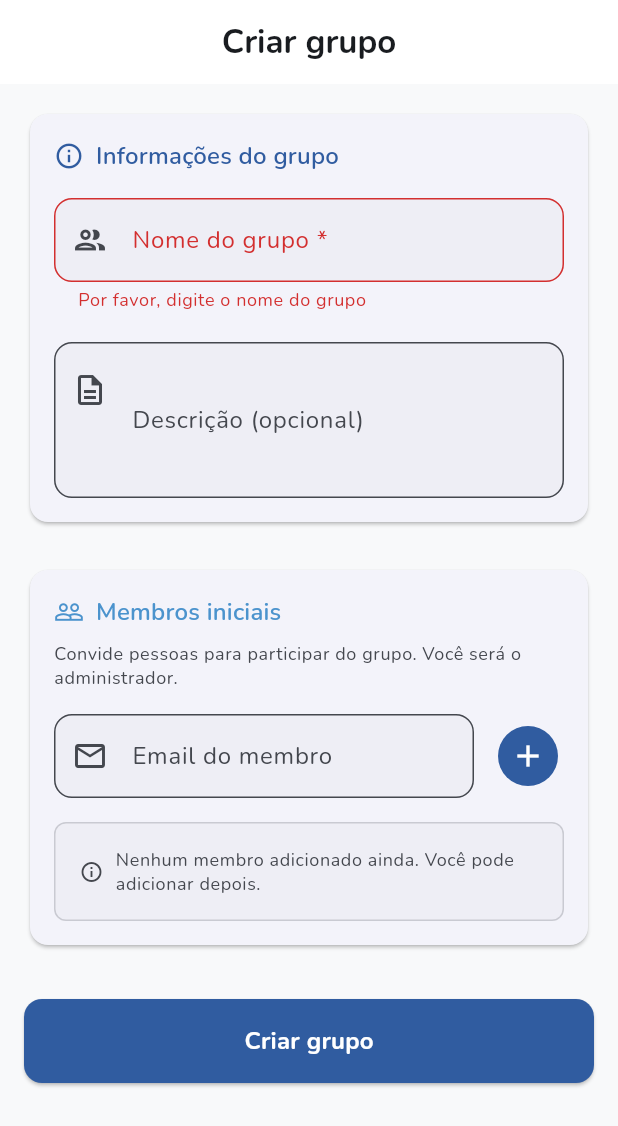
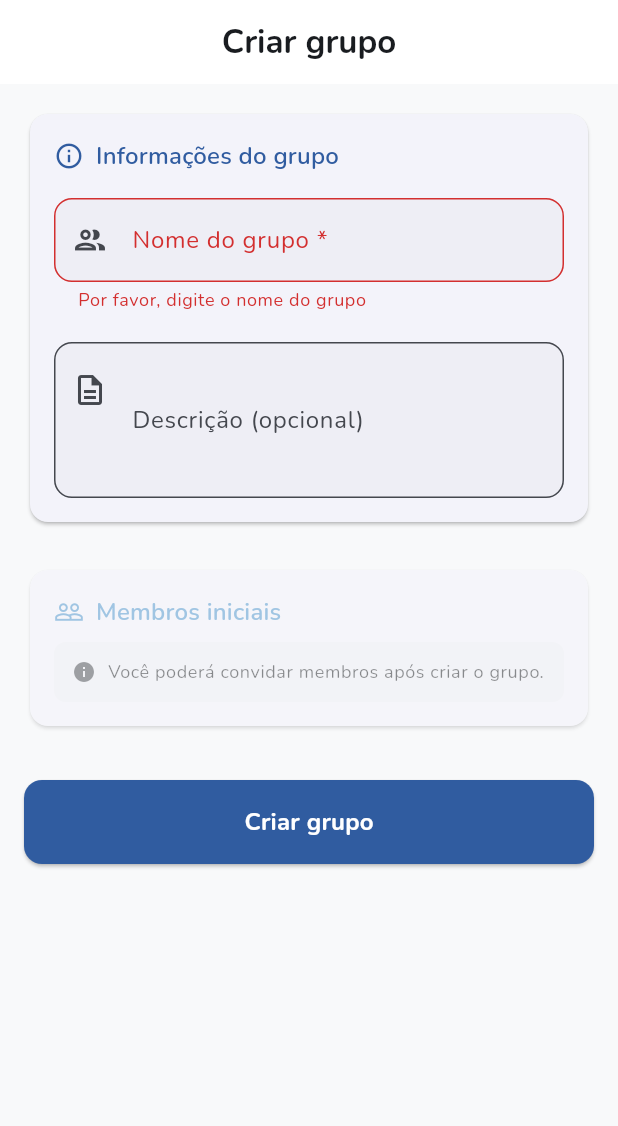
Before and after one commit to Vinicius-b-oliveira/sincro-app, a Flutter app: the CreateGroupView screen opened by its route, after a tap on "Criar grupo", on a phone screen of 412 x 824 dp. Shown: the top 1126 px of the screen. Run offline on Flutter 3.47's test engine with Material 3 defaults, Android fonts, the phone set to English and light mode, and no system bars; our stand-ins replace device_info_plus, dio, fl_chart, flutter_dotenv, flutter_hooks, flutter_secure_storage and 8 more; accounts and stored records are empty; generated files the repository leaves out were written again.

Commit message:
feat(groups): implementa criação de grupos com union types
- Cria estrutura viewmodels/create_group
- Implementa CreateGroupViewModel e CreateGroupState usando Union Types (Initial/Loading/Success/Error) para maior robustez
- Integra CreateGroupView com a lógica real de criação e feedback visual
- Invalida lista de grupos após criação com sucesso
- Ajusta UI para desabilitar adição de membros durante a criação

```diff
--- a/lib/features/groups/presentation/view/create_group_view.dart
+++ b/lib/features/groups/presentation/view/create_group_view.dart
@@ -1,6 +1,9 @@
 import 'package:flutter/material.dart';
 import 'package:flutter_hooks/flutter_hooks.dart';
+import 'package:go_router/go_router.dart';
 import 'package:hooks_riverpod/hooks_riverpod.dart';
+import 'package:sincro/features/groups/presentation/viewmodels/create_group/create_group_state.dart';
+import 'package:sincro/features/groups/presentation/viewmodels/create_group/create_group_viewmodel.dart';
 
 class CreateGroupView extends HookConsumerWidget {
   const CreateGroupView({super.key});
@@ -9,14 +12,55 @@ class CreateGroupView extends HookConsumerWidget {
   Widget build(BuildContext context, WidgetRef ref) {
     final nameController = useTextEditingController();
     final descriptionController = useTextEditingController();
-    final emailController = useTextEditingController();
     final formKey = useMemoized(() => GlobalKey<FormState>());
-    final isLoading = useState(false);
-    final memberEmails = useState<List<String>>([]);
 
     final theme = Theme.of(context);
     final colorScheme = theme.colorScheme;
     final textTheme = theme.textTheme;
+
+    final state = ref.watch(createGroupViewModelProvider);
+
+    final isLoading = state.maybeWhen(
+      loading: () => true,
+      orElse: () => false,
+    );
+
+    ref.listen(createGroupViewModelProvider, (_, next) {
+      next.whenOrNull(
+        success: (group) {
+          context.pop();
+          ScaffoldMessenger.of(context).showSnackBar(
+            SnackBar(
+              content: Text('Grupo "${group.name}" criado com sucesso!'),
+              backgroundColor: colorScheme.primary,
+              behavior: SnackBarBehavior.floating,
+            ),
+          );
+        },
+        error: (message) {
+          ScaffoldMessenger.of(context).showSnackBar(
+            SnackBar(
+              content: Text(message),
+              backgroundColor: colorScheme.error,
+              behavior: SnackBarBehavior.floating,
+            ),
+          );
+        },
+      );
+    });
+
+    void createGroup() {
+      if (formKey.currentState!.validate()) {
+        ref
+            .read(createGroupViewModelProvider.notifier)
+            .createGroup(
+              name: nameController.text.trim(),
+              description: descriptionController.text.trim().isEmpty
+                  ? null
+                  : descriptionController.text.trim(),
+            );
+      }
+    }
 
     return Scaffold(
       appBar: AppBar(
@@ -66,6 +110,8 @@ class CreateGroupView extends HookConsumerWidget {
                         TextFormField(
                           controller: nameController,
                           textInputAction: TextInputAction.next,
+                          enabled: !isLoading,
+                          textCapitalization: TextCapitalization.sentences,
                           decoration: InputDecoration(
                             labelText: 'Nome do grupo *',
                             hintText: 'Ex: Apartamento 101, Viagem...',
@@ -106,6 +152,8 @@ class CreateGroupView extends HookConsumerWidget {
                           controller: descriptionController,
                           textInputAction: TextInputAction.done,
                           maxLines: 3,
+                          enabled: !isLoading,
+                          textCapitalization: TextCapitalization.sentences,
                           decoration: InputDecoration(
                             labelText: 'Descrição (opcional)',
                             hintText: 'Descreva o propósito do grupo...',
@@ -148,7 +196,9 @@ class CreateGroupView extends HookConsumerWidget {
                 ),
                 const SizedBox(height: 24),
 
-                Card(
+                Opacity(
+                  opacity: 0.5,
+                  child: Card(
                     child: Padding(
                       padding: const EdgeInsets.all(16),
                       child: Column(
@@ -172,130 +222,39 @@ class CreateGroupView extends HookConsumerWidget {
                             ],
                           ),
                           const SizedBox(height: 8),
-                        Text(
-                          'Convide pessoas para participar do grupo. Você será o administrador.',
-                          style: textTheme.bodySmall?.copyWith(
-                            color: colorScheme.onSurfaceVariant,
-                          ),
-                        ),
-
-                        const SizedBox(height: 16),
-                        Row(
-                          children: [
-                            Expanded(
-                              child: TextFormField(
-                                controller: emailController,
-                                keyboardType: TextInputType.emailAddress,
-                                textInputAction: TextInputAction.done,
-                                decoration: InputDecoration(
-                                  labelText: 'Email do membro',
-                                  hintText: 'exemplo@email.com',
-                                  prefixIcon: Icon(
-                                    Icons.email_outlined,
-                                    color: colorScheme.onSurfaceVariant,
-                                  ),
-                                  border: OutlineInputBorder(
-                                    borderRadius: BorderRadius.circular(12),
-                                    borderSide: BorderSide(
-                                      color: colorScheme.outline,
-                                    ),
-                                  ),
-                                  focusedBorder: OutlineInputBorder(
-                                    borderRadius: BorderRadius.circular(12),
-                                    borderSide: BorderSide(
-                                      color: colorScheme.primary,
-                                      width: 2,
-                                    ),
-                                  ),
-                                  filled: true,
-                                  fillColor: colorScheme.surfaceContainerHighest
-                                      .withValues(alpha: 0.3),
-                                ),
-                                onFieldSubmitted: (value) =>
-                                    _addEmail(emailController, memberEmails),
-                              ),
-                            ),
-                            const SizedBox(width: 12),
-                            IconButton.filled(
-                              onPressed: () =>
-                                  _addEmail(emailController, memberEmails),
-                              icon: const Icon(Icons.add),
-                              style: IconButton.styleFrom(
-                                backgroundColor: colorScheme.primary,
-                                foregroundColor: colorScheme.onPrimary,
-                              ),
-                            ),
-                          ],
-                        ),
-                        const SizedBox(height: 16),
-
-                        if (memberEmails.value.isNotEmpty) ...[
-                          Text(
-                            'Membros adicionados (${memberEmails.value.length}):',
-                            style: textTheme.bodyMedium?.copyWith(
-                              fontWeight: FontWeight.w600,
-                            ),
-                          ),
-                          const SizedBox(height: 8),
-                          ...memberEmails.value.map(
-                            (email) => _EmailChip(
-                              email: email,
-                              onRemove: () => _removeEmail(email, memberEmails),
-                              colorScheme: colorScheme,
-                              textTheme: textTheme,
-                            ),
-                          ),
-                        ] else ...[
                           Container(
-                            padding: const EdgeInsets.all(16),
+                            padding: const EdgeInsets.all(12),
                             decoration: BoxDecoration(
                               color: colorScheme.surfaceContainerHighest
                                   .withValues(alpha: 0.3),
                               borderRadius: BorderRadius.circular(8),
-                              border: Border.all(
-                                color: colorScheme.outline.withValues(
-                                  alpha: 0.3,
-                                ),
-                                style: BorderStyle.solid,
-                              ),
                             ),
                             child: Row(
                               children: [
                                 Icon(
-                                  Icons.info_outline,
+                                  Icons.info,
+                                  size: 16,
                                   color: colorScheme.onSurfaceVariant,
-                                  size: 16,
                                 ),
                                 const SizedBox(width: 8),
                                 Expanded(
                                   child: Text(
-                                    'Nenhum membro adicionado ainda. Você pode adicionar depois.',
-                                    style: textTheme.bodySmall?.copyWith(
-                                      color: colorScheme.onSurfaceVariant,
-                                    ),
+                                    'Você poderá convidar membros após criar o grupo.',
+                                    style: textTheme.bodySmall,
                                   ),
                                 ),
                               ],
                             ),
                           ),
                         ],
-                      ],
+                      ),
                     ),
                   ),
                 ),
                 const SizedBox(height: 32),
 
                 ElevatedButton(
-                  onPressed: isLoading.value
-                      ? null
-                      : () => _createGroup(
-                          context,
-                          formKey,
-                          nameController.text,
-                          descriptionController.text,
-                          memberEmails.value,
-                          isLoading,
-                        ),
+                  onPressed: isLoading ? null : createGroup,
                   style: ElevatedButton.styleFrom(
                     backgroundColor: colorScheme.primary,
                     foregroundColor: colorScheme.onPrimary,
@@ -304,7 +263,7 @@ class CreateGroupView extends HookConsumerWidget {
                       borderRadius: BorderRadius.circular(12),
                     ),
                   ),
-                  child: isLoading.value
+                  child: isLoading
                       ? SizedBox(
                           height: 20,
                           width: 20,
@@ -330,116 +289,4 @@ class CreateGroupView extends HookConsumerWidget {
       ),
     );
   }
-
-  void _addEmail(
-    TextEditingController controller,
-    ValueNotifier<List<String>> memberEmails,
-  ) {
-    final email = controller.text.trim();
-    final emailRegex = RegExp(r'^[\w-\.]+@([\w-]+\.)+[\w-]{2,4}$');
-
-    if (email.isNotEmpty && emailRegex.hasMatch(email)) {
-      if (!memberEmails.value.contains(email)) {
-        memberEmails.value = [...memberEmails.value, email];
-        controller.clear();
 }
-    }
-  }
-
-  void _removeEmail(String email, ValueNotifier<List<String>> memberEmails) {
-    memberEmails.value = memberEmails.value.where((e) => e != email).toList();
-  }
-
-  void _createGroup(
-    BuildContext context,
-    GlobalKey<FormState> formKey,
-    String name,
-    String description,
-    List<String> members,
-    ValueNotifier<bool> isLoading,
-  ) async {
-    if (formKey.currentState!.validate()) {
-      isLoading.value = true;
-
-      // TODO: Implementar criação real do grupo
-      await Future.delayed(const Duration(seconds: 2));
-
-      isLoading.value = false;
-
-      if (context.mounted) {
-        Navigator.of(context).pop();
-        ScaffoldMessenger.of(context).showSnackBar(
-          SnackBar(
-            content: Text('Grupo "$name" criado com sucesso!'),
-            backgroundColor: Theme.of(context).colorScheme.primary,
-            behavior: SnackBarBehavior.floating,
-          ),
-        );
-      }
-    }
-  }
-}
-
-class _EmailChip extends StatelessWidget {
-  final String email;
-  final VoidCallback onRemove;
-  final ColorScheme colorScheme;
-  final TextTheme textTheme;
-
-  const _EmailChip({
-    required this.email,
-    required this.onRemove,
-    required this.colorScheme,
-    required this.textTheme,
-  });
-
-  @override
-  Widget build(BuildContext context) {
-    return Container(
-      margin: const EdgeInsets.only(bottom: 8),
-      padding: const EdgeInsets.symmetric(horizontal: 12, vertical: 8),
-      decoration: BoxDecoration(
-        color: colorScheme.secondary.withValues(alpha: 0.1),
-        borderRadius: BorderRadius.circular(20),
-        border: Border.all(
-          color: colorScheme.secondary.withValues(alpha: 0.3),
-        ),
-      ),
-      child: Row(
-        children: [
-          CircleAvatar(
-            radius: 12,
-            backgroundColor: colorScheme.secondary,
-            child: Text(
-              email[0].toUpperCase(),
-              style: TextStyle(
-                color: colorScheme.onSecondary,
-                fontSize: 12,
-                fontWeight: FontWeight.bold,
-              ),
-            ),
-          ),
-          const SizedBox(width: 8),
-          Expanded(
-            child: Text(
-              email,
-              style: textTheme.bodySmall?.copyWith(
-                color: colorScheme.secondary,
-                fontWeight: FontWeight.w500,
-              ),
-            ),
-          ),
-          const SizedBox(width: 4),
-          GestureDetector(
-            onTap: onRemove,
-            child: Icon(
-              Icons.close,
-              size: 16,
-              color: colorScheme.secondary,
-            ),
-          ),
-        ],
-      ),
-    );
-  }
-}
```
Also changed, not shown: lib/features/groups/presentation/viewmodels/create_group/create_group_state.dart (added, +12 -0 lines), lib/features/groups/presentation/viewmodels/create_group/create_group_viewmodel.dart (added, +43 -0 lines). Lines whose indentation alone changed are shown as unchanged.
